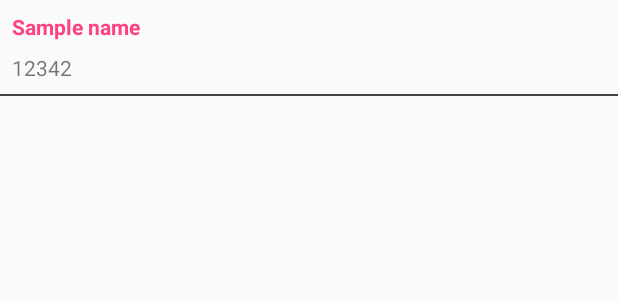
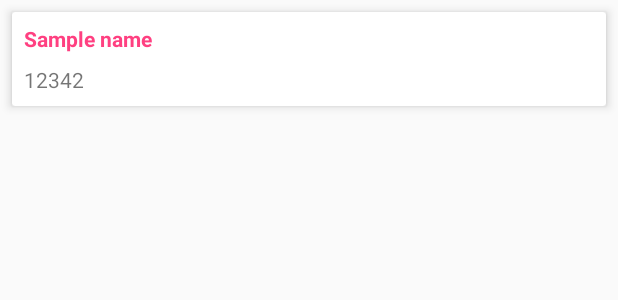
Before and after one commit to alien190/RecycleTest, an Android app: the layout li_mock.xml on its own in the app's theme, with its tools: preview values and no code run, on a phone screen of 412 x 824 dp. Shown: the top 300 px of the screen. Run offline under Robolectric (Android 15) with nearby library versions, the phone set to English and light mode, and no system bars.

Commit message:
Simple Cards

```diff
--- a/app/build.gradle
+++ b/app/build.gradle
@@ -26,4 +26,5 @@ dependencies {
     androidTestImplementation 'com.android.support.test:runner:1.0.1'
     androidTestImplementation 'com.android.support.test.espresso:espresso-core:3.0.1'
     implementation 'com.android.support:recyclerview-v7:26.1.0'
+    implementation 'com.android.support:cardview-v7:26.1.0'
 }
--- a/app/src/main/res/layout/fr_recycle.xml
+++ b/app/src/main/res/layout/fr_recycle.xml
@@ -1,4 +1,6 @@
 <?xml version="1.0" encoding="utf-8"?>
+
+
 <android.support.v4.widget.SwipeRefreshLayout
     android:id="@+id/refresher"
     xmlns:android="http://schemas.android.com/apk/res/android"
@@ -18,5 +20,6 @@
         <include layout="@layout/error_view"
             android:visibility="gone"/>
 
+
     </FrameLayout>
 </android.support.v4.widget.SwipeRefreshLayout>
--- a/app/src/main/res/layout/li_mock.xml
+++ b/app/src/main/res/layout/li_mock.xml
@@ -1,9 +1,20 @@
 <?xml version="1.0" encoding="utf-8"?>
-<LinearLayout xmlns:android="http://schemas.android.com/apk/res/android"
-    xmlns:tools="http://schemas.android.com/tools"
+<android.support.v7.widget.CardView android:layout_margin="8dp"
+    app:cardElevation="4dp"
+    android:background="#FFFFFF"
+    android:layout_height="wrap_content"
+    android:layout_width="match_parent"
+    xmlns:android="http://schemas.android.com/apk/res/android"
+    xmlns:app="http://schemas.android.com/apk/res-auto"
+    xmlns:tools="http://schemas.android.com/tools">
+
+
+<LinearLayout
+
     android:orientation="vertical"
     android:layout_width="match_parent"
-    android:layout_height="wrap_content">
+    android:layout_height="wrap_content"
+    android:background="?attr/selectableItemBackground">
 
 
 <TextView
@@ -26,8 +37,6 @@
         android:layout_marginTop="8dp"
         android:layout_marginStart="8dp"/>
 
-    <View
-        android:layout_width="match_parent"
-        android:layout_height="1dp"
-        android:background="#444"/>
 </LinearLayout>
+
+</android.support.v7.widget.CardView>
```
